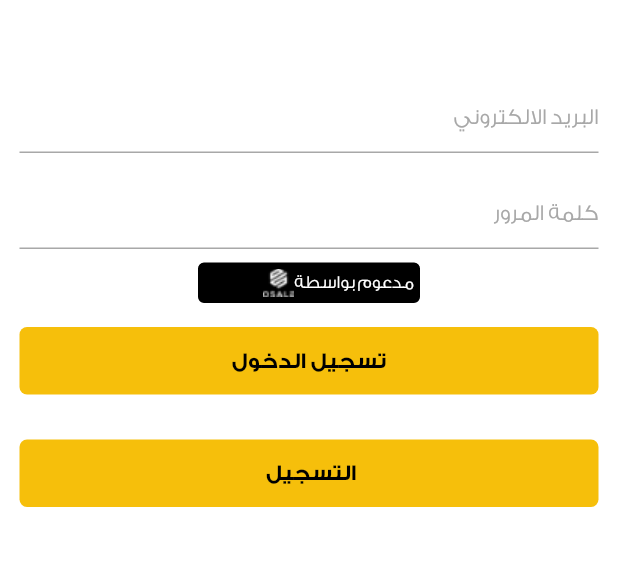
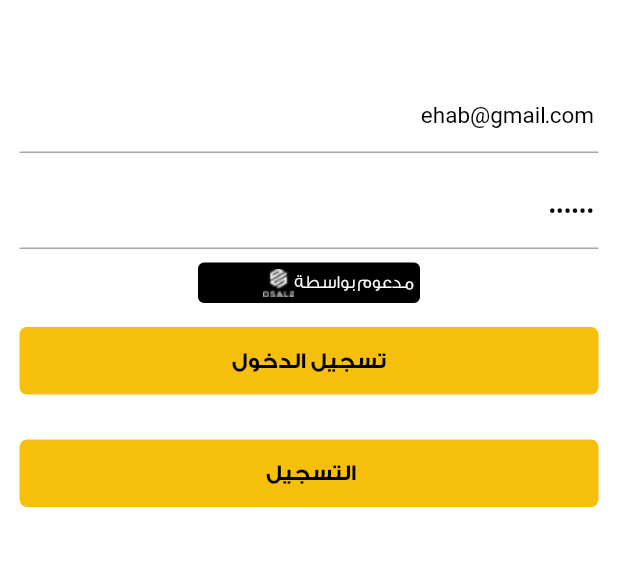
Before and after one commit to marwanzidan/harwell, a Flutter app: the screen it shows after launch, on a phone screen of 412 x 824 dp, the part 243-809 px from its top. Run offline on Flutter 3.47's test engine with Material 2 defaults, Android fonts, the phone set to English and light mode, and no system bars; our stand-ins replace carousel_slider, flutter_spinkit, font_awesome_flutter, shared_preferences; missing offline and left inert: ff_navigation_bar.

Commit message:
fix Login error

```diff
--- a/lib/login.dart
+++ b/lib/login.dart
@@ -17,8 +17,8 @@ class _LoginState extends State<Login> {
   final _formKey = GlobalKey<FormState>();
 
   /// textfield Controller
-  final email = TextEditingController();
-  final password = TextEditingController();
+  final email = TextEditingController(text: "ehab@gmail.com");
+  final password = TextEditingController(text: "123456");
 
   bool isLoading = false;
 
@@ -180,7 +180,13 @@ class _LoginState extends State<Login> {
                           Padding(
                  padding: const EdgeInsets.symmetric(vertical: 15),
                 child: GestureDetector(
-                     onTap: login
+                     onTap: (){
+                      setState(() {
+                        Navigator.push(context, MaterialPageRoute(builder: (BuildContext context) => Homestate()
+                            ),
+                            );
+                      });
+                    }
                      ,
            child: Container(
                       width: double.infinity,
```
Also changed, not shown: 1 other file.
